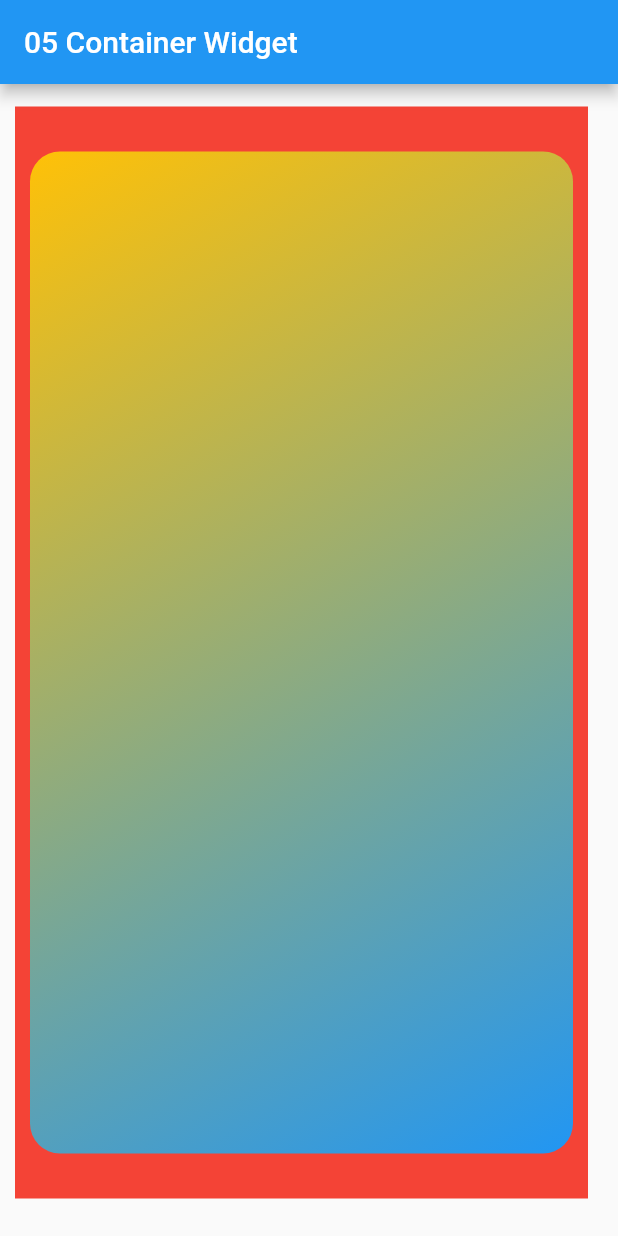
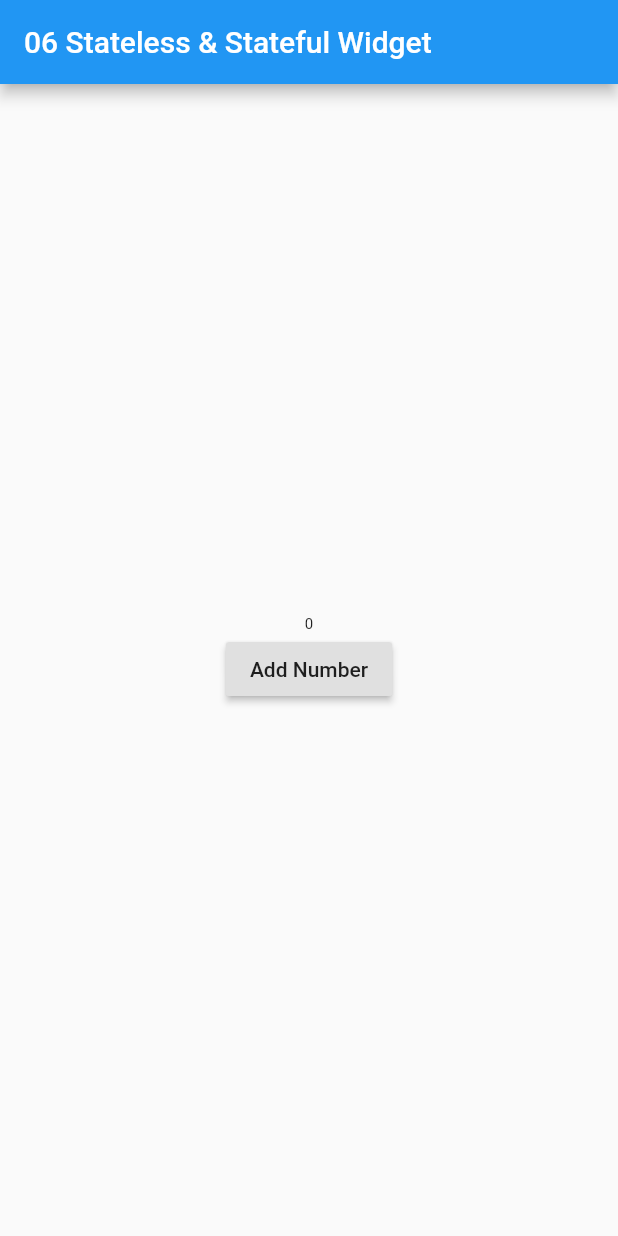
Before and after one commit to khamdannahari/aran_learn_flutter, a Flutter app: the screen it shows after launch, on a phone screen of 412 x 824 dp. Run offline on Flutter 3.47's test engine with Material 2 defaults, Android fonts, the phone set to English and light mode, and no system bars.

Commit message:
06 - Stateless & Stateful Widget

```diff
--- a/lib/main.dart
+++ b/lib/main.dart
@@ -3,32 +3,43 @@ import 'package:flutter/cupertino.dart';
 
 void main() => runApp(MyApp());
 
-class MyApp extends StatelessWidget {
+class MyApp extends StatefulWidget {
+  @override
+  _MyAppState createState() => _MyAppState();
+}
+
+class _MyAppState extends State<MyApp> {
+  int number = 0;
+
+  void addNumber() {
+    setState(() {
+      number++;
+    });
+  }
+
   @override
   Widget build(BuildContext context) {
     return MaterialApp(
       home: Scaffold(
-          appBar: AppBar(
-            title: Text("05 Container Widget"),
+        appBar: AppBar(
+          title: Text("06 Stateless & Stateful Widget"),
+        ),
+        body: Center(
+          child: Column(
+            mainAxisAlignment: MainAxisAlignment.center,
+            children: <Widget>[
+              Text(
+                number.toString(),
+                style: TextStyle(fontSize: 10 + number.toDouble()),
+              ),
+              RaisedButton(
+                child: Text("Add Number"),
+                onPressed: addNumber,
+              )
+            ],
           ),
-          body: Container(
-            color: Colors.red,
-            margin: EdgeInsets.fromLTRB(10, 15, 20, 25),
-            padding: EdgeInsets.only(bottom: 20, top: 20),
-            child: Container(
-              margin: EdgeInsets.all(10),
-//              decoration: BoxDecoration(color: Colors.blue),
-              decoration: BoxDecoration(
-                borderRadius: BorderRadius.circular(20),
-                  gradient: LinearGradient(
-                      begin: Alignment.topLeft,
-                      end: Alignment.bottomRight,
-                      colors: <Color>[
-                    Colors.amber,
-                    Colors.blue,
-                  ])),
-            ),
-          )),
+        ),
+      ),
     );
   }
 }
```
